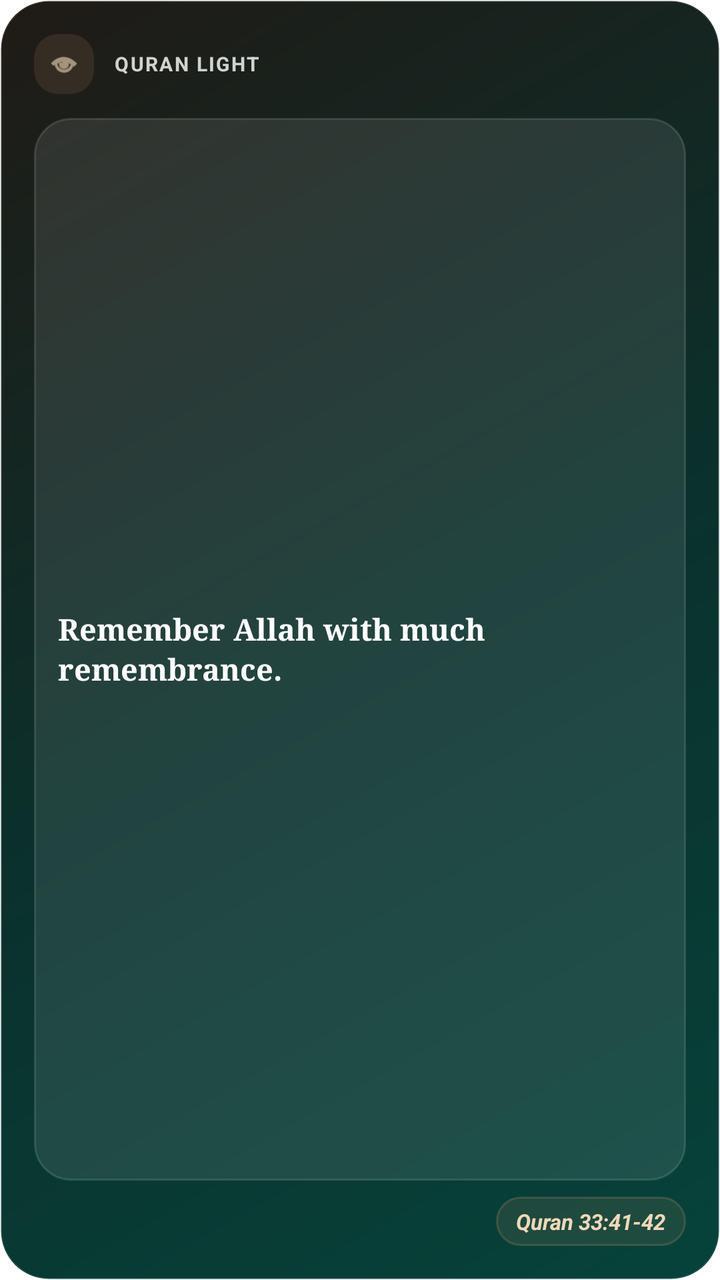
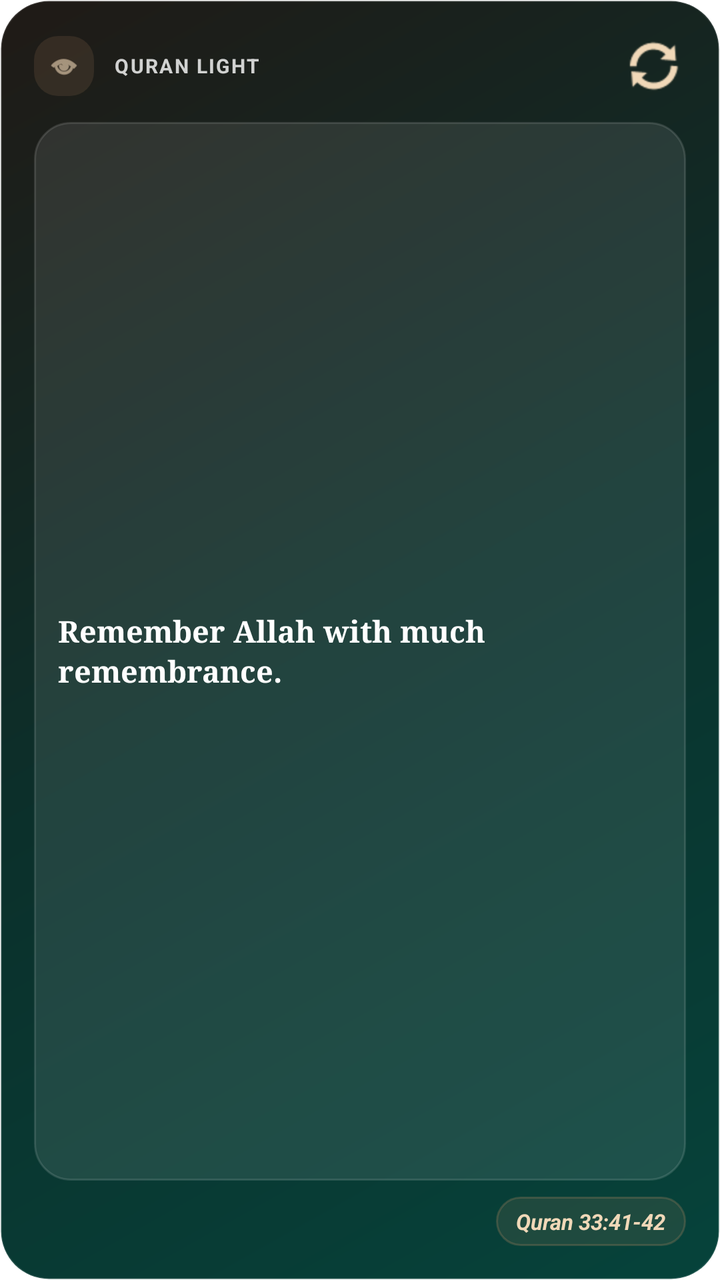

Compare the two renders of this Android layout. The source of the first and the diff that turns it into the second are given below.
<!-- AndroidManifest.xml: fallback theme Theme.MaterialComponents.DayNight.NoActionBar -->
<!-- res/layout/mizan_lock_screen_widget.xml -->
<?xml version="1.0" encoding="utf-8"?>
<LinearLayout xmlns:android="http://schemas.android.com/apk/res/android"
    android:layout_width="match_parent"
    android:layout_height="match_parent"
    android:background="@drawable/widget_card_bg"
    android:gravity="center_vertical"
    android:orientation="vertical"
    android:padding="17dp">

    <LinearLayout
        android:layout_width="match_parent"
        android:layout_height="wrap_content"
        android:gravity="center_vertical"
        android:orientation="horizontal">

        <FrameLayout
            android:layout_width="30dp"
            android:layout_height="30dp"
            android:background="@drawable/widget_icon_bg">

            <ImageView
                android:layout_width="16dp"
                android:layout_height="16dp"
                android:layout_gravity="center"
                android:src="@android:drawable/ic_menu_view"
                android:tint="#FFF0D8B8" />
        </FrameLayout>

        <TextView
            android:id="@+id/widget_label"
            android:layout_width="0dp"
            android:layout_height="wrap_content"
            android:layout_marginStart="10dp"
            android:layout_weight="1"
            android:ellipsize="end"
            android:letterSpacing="0.08"
            android:maxLines="1"
            android:text="QURAN LIGHT"
            android:textColor="#CCFFFFFF"
            android:textSize="10sp"
            android:textStyle="bold" />
    </LinearLayout>

    <TextView
        android:id="@+id/widget_text"
        android:layout_width="match_parent"
        android:layout_height="0dp"
        android:layout_marginTop="12dp"
        android:layout_weight="1"
        android:background="@drawable/widget_panel_bg"
        android:ellipsize="end"
        android:fontFamily="serif"
        android:gravity="center_vertical"
        android:lineSpacingMultiplier="1.12"
        android:maxLines="3"
        android:padding="12dp"
        android:text="Remember Allah with much remembrance."
        android:textColor="#FFFFFFFF"
        android:textSize="15sp"
        android:textStyle="bold" />

    <TextView
        android:id="@+id/widget_source"
        android:layout_width="wrap_content"
        android:layout_height="wrap_content"
        android:layout_gravity="end"
        android:layout_marginTop="8dp"
        android:background="@drawable/widget_chip_bg"
        android:ellipsize="end"
        android:maxLines="1"
        android:paddingStart="10dp"
        android:paddingTop="5dp"
        android:paddingEnd="10dp"
        android:paddingBottom="5dp"
        android:text="Quran 33:41-42"
        android:textColor="#FFF0D8B8"
        android:textSize="11sp"
        android:textStyle="bold|italic" />

    <TextView
        android:id="@+id/widget_inline_text"
        android:layout_width="match_parent"
        android:layout_height="wrap_content"
        android:ellipsize="end"
        android:maxLines="1"
        android:text="Remember Allah often"
        android:textColor="#FFFFFFFF"
        android:textSize="13sp"
        android:textStyle="bold"
        android:visibility="gone" />
</LinearLayout>
<!-- resources referenced by this layout -->
<resources>
  <!-- drawable widget_card_bg (drawable) -->
  <?xml version="1.0" encoding="utf-8"?>
  <shape xmlns:android="http://schemas.android.com/apk/res/android">
      <gradient
          android:angle="135"
          android:startColor="#FF06433B"
          android:centerColor="#FF0B302B"
          android:endColor="#FF201A16" />
      <stroke
          android:width="1dp"
          android:color="#22FFFFFF" />
      <corners android:radius="24dp" />
  </shape>
  <!-- drawable widget_chip_bg (drawable) -->
  <?xml version="1.0" encoding="utf-8"?>
  <shape xmlns:android="http://schemas.android.com/apk/res/android">
      <solid android:color="#24B38964" />
      <stroke
          android:width="1dp"
          android:color="#44B38964" />
      <corners android:radius="999dp" />
  </shape>
  <!-- drawable widget_icon_bg (drawable) -->
  <?xml version="1.0" encoding="utf-8"?>
  <shape xmlns:android="http://schemas.android.com/apk/res/android">
      <solid android:color="#26B38964" />
      <corners android:radius="12dp" />
  </shape>
  <!-- drawable widget_panel_bg (drawable) -->
  <?xml version="1.0" encoding="utf-8"?>
  <shape xmlns:android="http://schemas.android.com/apk/res/android">
      <solid android:color="#18FFFFFF" />
      <stroke
          android:width="1dp"
          android:color="#20FFFFFF" />
      <corners android:radius="18dp" />
  </shape>
</resources>

<!-- the commit's change to res/layout/mizan_lock_screen_widget.xml (unified diff, before → after) -->
@@ -39,6 +39,16 @@
             android:textColor="#CCFFFFFF"
             android:textSize="10sp"
             android:textStyle="bold" />
+
+        <ImageButton
+            android:id="@+id/widget_refresh"
+            android:layout_width="32dp"
+            android:layout_height="32dp"
+            android:background="@android:color/transparent"
+            android:contentDescription="Show another reminder"
+            android:padding="7dp"
+            android:src="@android:drawable/ic_popup_sync"
+            android:tint="#FFF0D8B8" />
     </LinearLayout>
 
     <TextView
